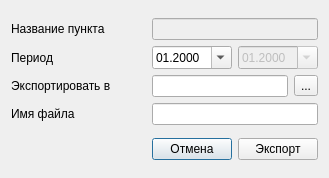
The-Zealot/WBScheduleManager, file excelexportdialog.ui: the form before one commit.
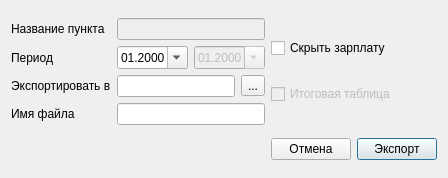
The form after the commit.

Commit message: Added the feature to hide day cost in excel file.

Patch:
```diff
--- a/excelexportdialog.ui
+++ b/excelexportdialog.ui
@@ -6,7 +6,7 @@
    <rect>
     <x>0</x>
     <y>0</y>
-    <width>329</width>
+    <width>448</width>
     <height>178</height>
    </rect>
   </property>
@@ -46,33 +46,6 @@
      </item>
     </layout>
    </item>
-   <item row="1" column="0">
-    <spacer name="horizontalSpacer">
-     <property name="orientation">
-      <enum>Qt::Horizontal</enum>
-     </property>
-     <property name="sizeHint" stdset="0">
-      <size>
-       <width>130</width>
-       <height>20</height>
-      </size>
-     </property>
-    </spacer>
-   </item>
-   <item row="1" column="1">
-    <widget class="QPushButton" name="buttonCancel">
-     <property name="text">
-      <string>Отмена</string>
-     </property>
-    </widget>
-   </item>
-   <item row="1" column="2">
-    <widget class="QPushButton" name="buttonSubmit">
-     <property name="text">
-      <string>Экспорт</string>
-     </property>
-    </widget>
-   </item>
    <item row="0" column="1" colspan="2">
     <layout class="QVBoxLayout" name="verticalLayout">
      <item>
@@ -154,6 +127,54 @@
      </item>
     </layout>
    </item>
+   <item row="0" column="3" colspan="2">
+    <layout class="QVBoxLayout" name="verticalLayout_3">
+     <item>
+      <widget class="QCheckBox" name="checkBoxHideDayCost">
+       <property name="text">
+        <string>Скрыть зарплату</string>
+       </property>
+      </widget>
+     </item>
+     <item>
+      <widget class="QCheckBox" name="checkBoxFinalTable">
+       <property name="enabled">
+        <bool>false</bool>
+       </property>
+       <property name="text">
+        <string>Итоговая таблица</string>
+       </property>
+      </widget>
+     </item>
+    </layout>
+   </item>
+   <item row="1" column="4">
+    <widget class="QPushButton" name="buttonSubmit">
+     <property name="text">
+      <string>Экспорт</string>
+     </property>
+    </widget>
+   </item>
+   <item row="1" column="3">
+    <widget class="QPushButton" name="buttonCancel">
+     <property name="text">
+      <string>Отмена</string>
+     </property>
+    </widget>
+   </item>
+   <item row="1" column="0" colspan="3">
+    <spacer name="horizontalSpacer">
+     <property name="orientation">
+      <enum>Qt::Horizontal</enum>
+     </property>
+     <property name="sizeHint" stdset="0">
+      <size>
+       <width>130</width>
+       <height>20</height>
+      </size>
+     </property>
+    </spacer>
+   </item>
   </layout>
  </widget>
  <resources/>
```
The commit also changes 9 other files.
